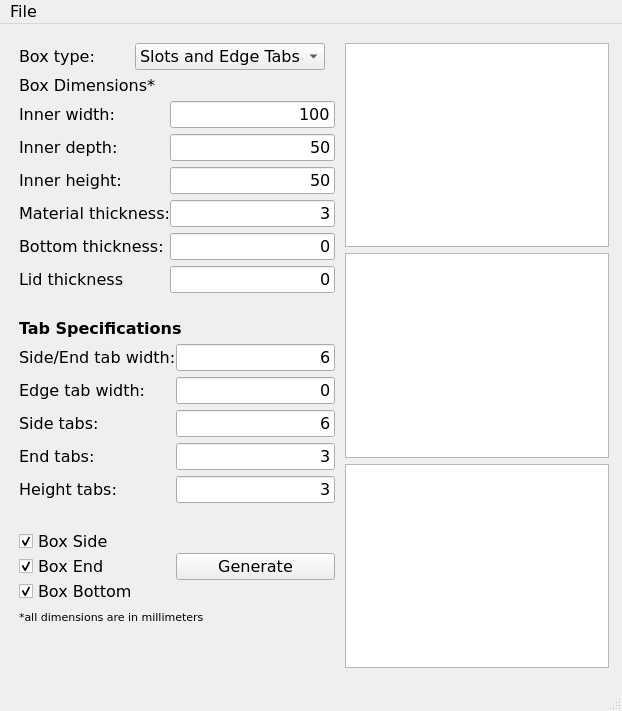
This is form.ui in gharley/LaserCutBoxes as Qt 5 draws it before an edit. The edited form follows.
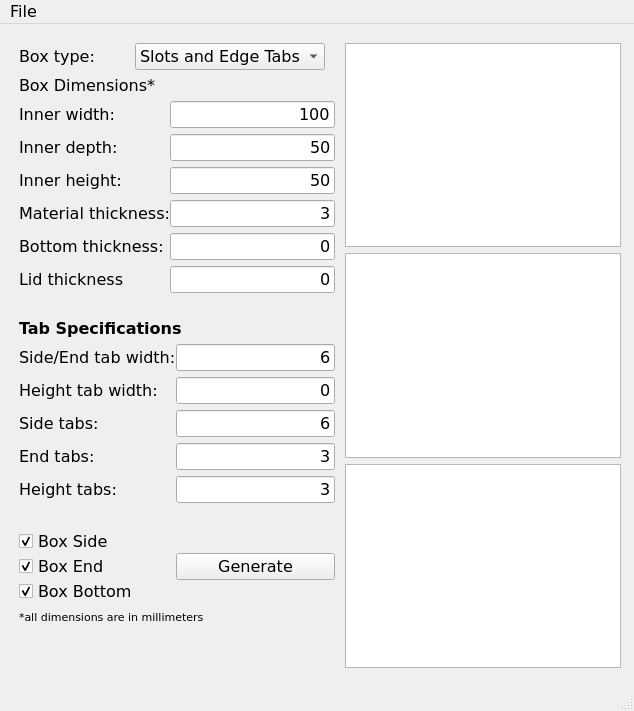
This is the edited form.

Patch:
```diff
--- a/form.ui
+++ b/form.ui
@@ -6,7 +6,7 @@
    <rect>
     <x>0</x>
     <y>0</y>
-    <width>622</width>
+    <width>634</width>
     <height>711</height>
    </rect>
   </property>
@@ -612,7 +612,7 @@
         <item row="7" column="0">
          <widget class="QLabel" name="label_11">
           <property name="text">
-           <string>Edge tab width:</string>
+           <string>Height tab width:</string>
           </property>
           <property name="scaledContents">
            <bool>false</bool>
@@ -730,7 +730,7 @@
     <rect>
      <x>0</x>
      <y>0</y>
-     <width>622</width>
+     <width>634</width>
      <height>25</height>
     </rect>
    </property>
```
Left out of the diff: 2 changed lines with no effect on the pictures.
